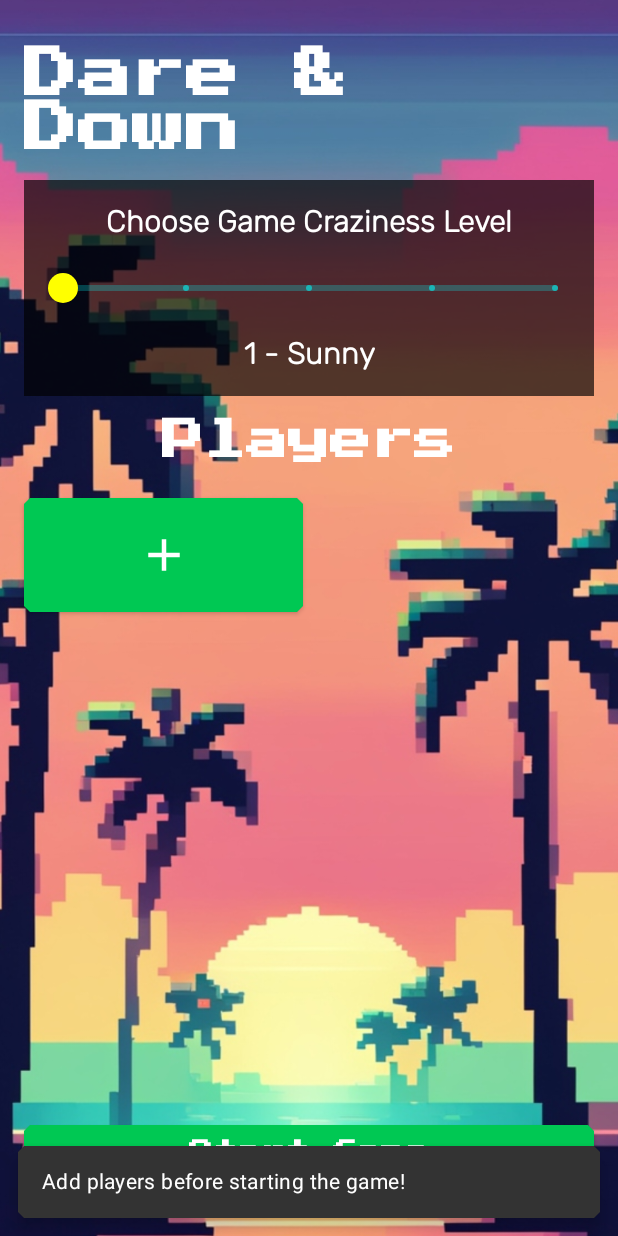
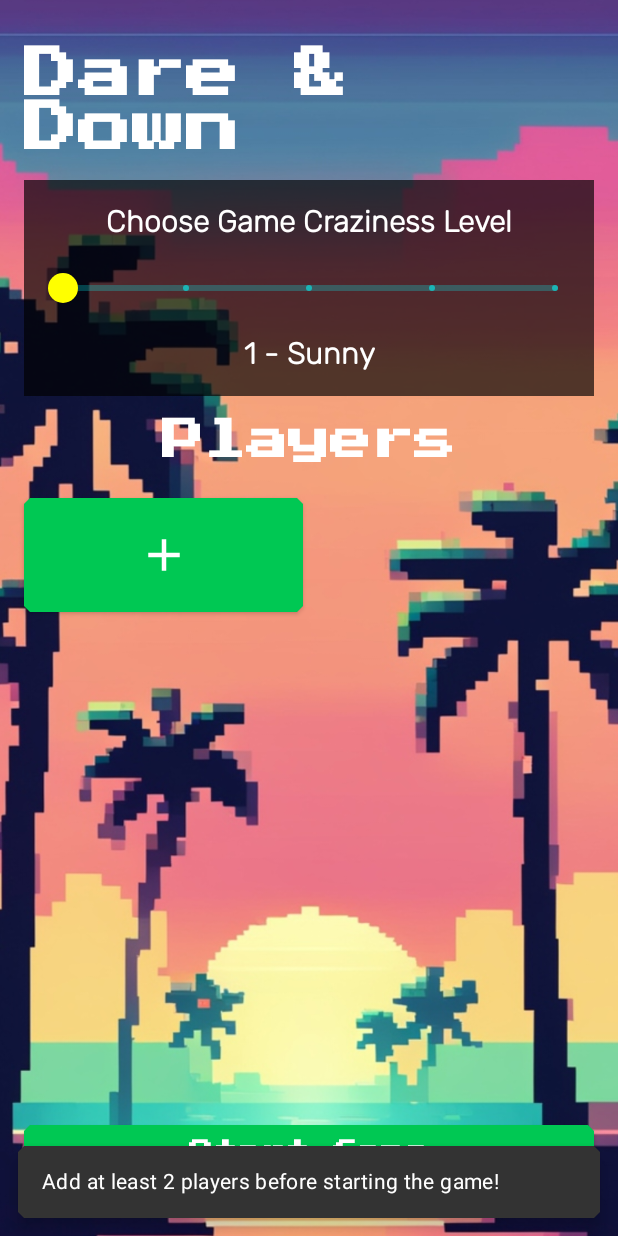
Before and after one commit to robertdraganoiu/DrinkingAcademySpinoff, an Android app built with Jetpack Compose: the screen it shows after launch (MainActivity), after a tap on "Start Game", on a phone screen of 412 x 824 dp. Run offline under Robolectric (Android 15) with nearby library versions, the phone set to English and light mode, and no system bars; our stand-ins replace Dagger/Hilt's generated code; 2 other taps on this screen came first.

Commit message:
Increase min player size to 2

```diff
--- a/androidApp/src/main/java/com/hack/drinkingacademy/android/game/GameViewModel.kt
+++ b/androidApp/src/main/java/com/hack/drinkingacademy/android/game/GameViewModel.kt
@@ -51,8 +51,8 @@ class GameViewModel @Inject constructor(
         viewModelScope.launch {
             _gameState.value = GameState.Loading
 
-            // TODO remove
-            delay(3000)
+            // Keep this for now to show loading screen
+            delay(1000)
 
             try {
                 val gameCards = GameCreationUtils.createGameFromCardsAndPlayers(
--- a/androidApp/src/main/java/com/hack/drinkingacademy/android/player_select/PlayerSelectScreen.kt
+++ b/androidApp/src/main/java/com/hack/drinkingacademy/android/player_select/PlayerSelectScreen.kt
@@ -146,11 +146,11 @@ fun PlayerSelectScreen(
             // Start Game Button
             Button(
                 onClick = {
-                    if (players.isNotEmpty()) {
+                    if (players.size > 1) {
                         navController.navigate("game/${players.toJson()}/$difficulty")
                     } else {
                         scope.launch {
-                            snackbarHostState.showSnackbar("Add players before starting the game!")
+                            snackbarHostState.showSnackbar("Add at least 2 players before starting the game!")
                         }
                     }
                 }, modifier = Modifier
```
